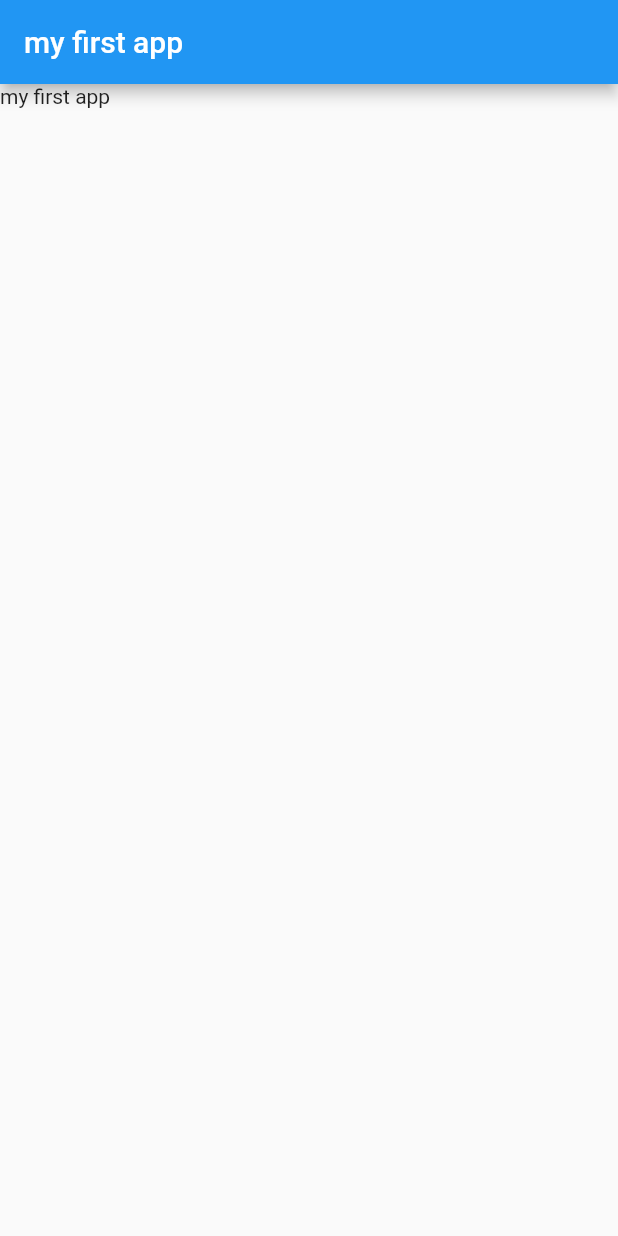
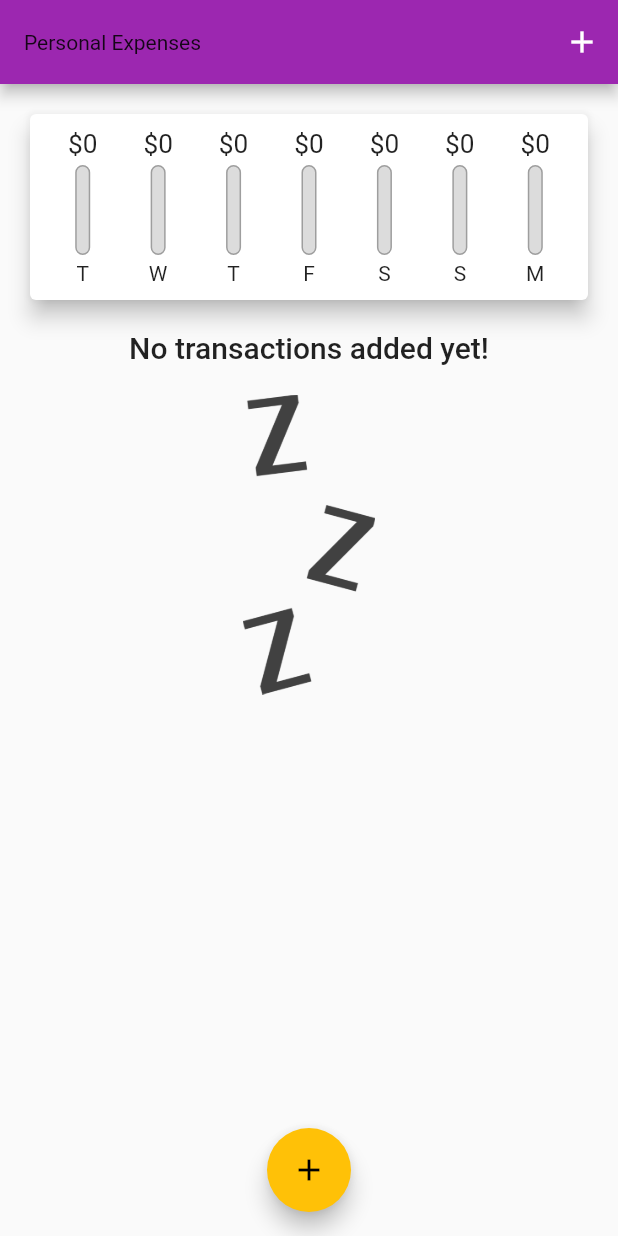
Before and after one commit to rfmswateam/learning_flutter, a Flutter app: the screen it shows after launch, on a phone screen of 412 x 824 dp. Run offline on Flutter 3.47's test engine with Material 2 defaults, Android fonts, the phone set to English and light mode, and no system bars; missing offline and left inert: dart:ffi.

Commit message:
Section 4 done

```diff
--- a/Projects/flutter_app/lib/main.dart
+++ b/Projects/flutter_app/lib/main.dart
@@ -1,25 +1,135 @@
 import 'package:flutter/material.dart';
+import 'package:flutter_complete_guide/widgets/chart.dart';
+import 'package:flutter_complete_guide/widgets/new_transaction.dart';
+import 'package:flutter_complete_guide/widgets/transaction_list.dart';
+
+import 'models/transaction.dart';
 
 void main() => runApp(MyApp());
 
-class MyApp extends StatefulWidget {
-  @override
-  State<MyApp> createState() => _MyAppState();
-}
-
-class _MyAppState extends State<MyApp> {
+class MyApp extends StatelessWidget {
   @override
   Widget build(BuildContext context) {
     return MaterialApp(
-      home: Scaffold(
-          appBar: AppBar(
-            title: Text("my first app"),
-          ),
-          body: Column(
-            children: <Widget>[
-              Text("my first app"),
-            ],
+      title: 'Personal Expenses',
+      theme: ThemeData(
+          primarySwatch: Colors.purple,
+          accentColor: Colors.amber,
+          fontFamily: 'Quicksand',
+          textTheme: ThemeData.light().textTheme.copyWith(
+                subtitle1: TextStyle(
+                  fontFamily: 'OpenSans',
+                  fontWeight: FontWeight.bold,
+                  fontSize: 18,
+                ),
+              ),
+          appBarTheme: AppBarTheme(
+            textTheme: ThemeData.light().textTheme.copyWith(
+                  subtitle1: TextStyle(
+                    fontFamily: 'OpenSans',
+                    fontSize: 20,
+                    fontWeight: FontWeight.bold,
+                  ),
+                ),
           )),
+      home: MyHomePage(),
     );
   }
 }
+
+class MyHomePage extends StatefulWidget {
+  // String titleInput;
+  // String amountInput;
+  @override
+  _MyHomePageState createState() => _MyHomePageState();
+}
+
+class _MyHomePageState extends State<MyHomePage> {
+  final List<Transaction> _userTransactions = [
+    // Transaction(
+    //   id: 't1',
+    //   title: 'New Shoes',
+    //   amount: 69.99,
+    //   date: DateTime.now(),
+    // ),
+    // Transaction(
+    //   id: 't2',
+    //   title: 'Weekly Groceries',
+    //   amount: 16.53,
+    //   date: DateTime.now(),
+    // ),
+  ];
+
+  List<Transaction> get recentTransactions {
+    return _userTransactions.where((tx) {
+      return tx.date.isAfter(DateTime.now().subtract(
+        Duration(days: 7),
+      ));
+    }).toList();
+  }
+
+  void _addNewTransaction(
+      String txTitle, double txAmount, DateTime chosenDate) {
+    final newTx = Transaction(
+      title: txTitle,
+      amount: txAmount,
+      date: chosenDate,
+      id: DateTime.now().toString(),
+    );
+
+    setState(() {
+      _userTransactions.add(newTx);
+    });
+  }
+
+  void _startAddNewTransaction(BuildContext ctx) {
+    showModalBottomSheet(
+      context: ctx,
+      builder: (_) {
+        return GestureDetector(
+          onTap: () {},
+          child: NewTransaction(_addNewTransaction),
+          behavior: HitTestBehavior.opaque,
+        );
+      },
+    );
+  }
+
+  void deleteTransaction(String id) {
+    setState(() {
+      _userTransactions.removeWhere((element) => element.id == id);
+    });
+  }
+
+  @override
+  Widget build(BuildContext context) {
+    return Scaffold(
+      appBar: AppBar(
+        title: Text(
+          'Personal Expenses',
+        ),
+        actions: <Widget>[
+          IconButton(
+            icon: Icon(Icons.add),
+            onPressed: () => _startAddNewTransaction(context),
+          ),
+        ],
+      ),
+      body: SingleChildScrollView(
+        child: Column(
+          // mainAxisAlignment: MainAxisAlignment.start,
+          crossAxisAlignment: CrossAxisAlignment.stretch,
+          children: <Widget>[
+            Chart(recentTransactions),
+            TransactionList(_userTransactions, deleteTransaction),
+          ],
+        ),
+      ),
+      floatingActionButtonLocation: FloatingActionButtonLocation.centerFloat,
+      floatingActionButton: FloatingActionButton(
+        child: Icon(Icons.add),
+        onPressed: () => _startAddNewTransaction(context),
+      ),
+    );
+  }
+}
--- /dev/null
+++ b/Projects/flutter_app/lib/models/transaction.dart
@@ -0,0 +1,15 @@
+import 'package:flutter/foundation.dart';
+
+class Transaction {
+  final String id;
+  final String title;
+  final double amount;
+  final DateTime date;
+
+  Transaction({
+    required this.id,
+    required this.title,
+    required this.amount,
+    required this.date,
+  });
+}
--- /dev/null
+++ b/Projects/flutter_app/lib/widgets/chart.dart
@@ -0,0 +1,67 @@
+import 'dart:ffi';
+
+import 'package:flutter/material.dart';
+import 'package:intl/intl.dart';
+
+import './chart_bar.dart';
+import '../models/transaction.dart';
+
+class Chart extends StatelessWidget {
+  final List<Transaction> recentTransactions;
+
+  Chart(this.recentTransactions);
+
+  List<Map<String, Object>> get groupedTransactionValues {
+    return List.generate(7, (index) {
+      final weekDay = DateTime.now().subtract(
+        Duration(days: index),
+      );
+      var totalSum = 0.0;
+
+      for (var i = 0; i < recentTransactions.length; i++) {
+        if (recentTransactions[i].date.day == weekDay.day &&
+            recentTransactions[i].date.month == weekDay.month &&
+            recentTransactions[i].date.year == weekDay.year) {
+          totalSum += recentTransactions[i].amount;
+        }
+      }
+
+      return {
+        'day': DateFormat.E().format(weekDay).substring(0, 1),
+        'amount': totalSum,
+      };
+    }).reversed.toList();
+  }
+
+  double get totalSpending {
+    return groupedTransactionValues.fold(0.0, (sum, item) {
+      return sum + num.parse(item['amount'].toString());
+    });
+  }
+
+  @override
+  Widget build(BuildContext context) {
+    return Card(
+      elevation: 6,
+      margin: EdgeInsets.all(20),
+      child: Padding(
+        padding: EdgeInsets.all(10),
+        child: Row(
+          mainAxisAlignment: MainAxisAlignment.spaceAround,
+          children: groupedTransactionValues.map((data) {
+            return Flexible(
+              fit: FlexFit.tight,
+              child: ChartBar(
+                data!['day'].toString(),
+                double.parse(data['amount'].toString()),
+                totalSpending == 0.0
+                    ? 0.0
+                    : (data['amount'] as double) / totalSpending,
+              ),
+            );
+          }).toList(),
+        ),
+      ),
+    );
+  }
+}
--- /dev/null
+++ b/Projects/flutter_app/lib/widgets/chart_bar.dart
@@ -0,0 +1,58 @@
+import 'package:flutter/material.dart';
+
+class ChartBar extends StatelessWidget {
+  const ChartBar(this.label, this.spendingAmount, this.spendingOfTotal,
+      {Key? key})
+      : super(key: key);
+
+  final String label;
+  final double spendingAmount;
+  final double spendingOfTotal;
+
+  @override
+  Widget build(BuildContext context) {
+    return Column(
+      children: <Widget>[
+        Container(
+          height: 20,
+          child: FittedBox(
+            child: Text(
+              "\$${spendingAmount.toStringAsFixed(0)}",
+            ),
+          ),
+        ),
+        SizedBox(
+          height: 4,
+        ),
+        Container(
+          height: 60,
+          width: 10,
+          child: Stack(
+            children: <Widget>[
+              Container(
+                decoration: BoxDecoration(
+                  border: Border.all(color: Colors.grey, width: 1.0),
+                  color: Color.fromRGBO(220, 220, 220, 1),
+                  borderRadius: BorderRadius.circular(10),
+                ),
+              ),
+              FractionallySizedBox(
+                heightFactor: spendingOfTotal,
+                child: Container(
+                  decoration: BoxDecoration(
+                    color: Theme.of(context).primaryColor,
+                    borderRadius: BorderRadius.circular(10),
+                  ),
+                ),
+              ),
+            ],
+          ),
+        ),
+        SizedBox(
+          height: 4,
+        ),
+        Text(label),
+      ],
+    );
+  }
+}
--- /dev/null
+++ b/Projects/flutter_app/lib/widgets/transaction_list.dart
@@ -0,0 +1,73 @@
+import 'package:flutter/material.dart';
+import 'package:intl/intl.dart';
+
+import '../models/transaction.dart';
+
+class TransactionList extends StatelessWidget {
+  final List<Transaction> transactions;
+  final Function deleteTransaction;
+
+  TransactionList(this.transactions, this.deleteTransaction);
+
+  @override
+  Widget build(BuildContext context) {
+    return Container(
+      height: 300,
+      child: transactions.isEmpty
+          ? Column(
+              children: <Widget>[
+                Text(
+                  'No transactions added yet!',
+                  style: Theme.of(context).textTheme.headline6,
+                ),
+                SizedBox(
+                  height: 20,
+                ),
+                Container(
+                  height: 200,
+                  child: Image.asset(
+                    'assets/images/waiting.png',
+                    fit: BoxFit.cover,
+                  ),
+                ),
+              ],
+            )
+          : ListView.builder(
+              itemBuilder: (ctx, index) {
+                return Card(
+                  margin: EdgeInsets.symmetric(
+                    vertical: 8,
+                    horizontal: 6,
+                  ),
+                  elevation: 5,
+                  child: ListTile(
+                    leading: CircleAvatar(
+                      radius: 30,
+                      child: Padding(
+                        padding: const EdgeInsets.all(6.0),
+                        child: FittedBox(
+                          child: Text("\$${transactions[index].amount}"),
+                        ),
+                      ),
+                    ),
+                    title: Text(
+                      transactions[index].title,
+                      style: Theme.of(context).textTheme.bodyText1,
+                    ),
+                    subtitle: Text(
+                      DateFormat.yMMMd().format(transactions[index].date),
+                    ),
+                    trailing: IconButton(
+                      icon: Icon(Icons.delete),
+                      color: Colors.red,
+                      onPressed: () =>
+                          deleteTransaction(transactions[index].id),
+                    ),
+                  ),
+                );
+              },
+              itemCount: transactions.length,
+            ),
+    );
+  }
+}
```
Also changed, not shown: Projects/flutter_app/lib/widgets/new_transaction.dart (added, +112 -0 lines), Projects/flutter_app/pubspec.yaml (+19 -30 lines), Projects/flutter_app/assets/fonts/OpenSans-Bold.ttf (added), Projects/flutter_app/assets/fonts/OpenSans-Regular.ttf (added), Projects/flutter_app/assets/fonts/Quicksand-Bold.ttf (added), Projects/flutter_app/assets/fonts/Quicksand-Light.ttf (added), Projects/flutter_app/assets/fonts/Quicksand-Medium.ttf (added), Projects/flutter_app/assets/fonts/Quicksand-Regular.ttf (added), Projects/flutter_app/assets/images/waiting.png (added), Projects/flutter_app/pubspec.lock, 2 other files.
